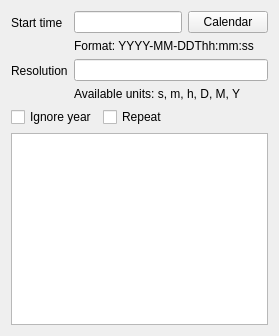
Above: spinetoolbox/ui/time_series_fixed_resolution_editor.ui from spine-tools/Spine-Toolbox before the change. Below: the same form after it.
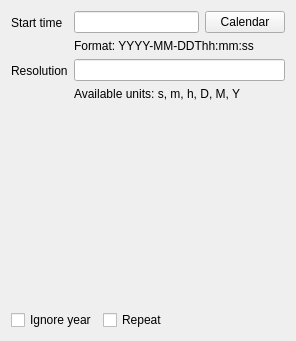
That is the form after the change. Custom widgets are drawn as their Qt base class.

Commit message:
Improve copy-pasting in parameter value editor
Adds proper copy-pasting to the table views in variable resolution time series and time
pattern editors and makes the copy-pasting in fixed resolution time
series editor locale aware. This improve interoperability with e.g.
Excel. Copying and pasting is handled by custom
QTableViews in widgets/custom_qtableview.py.

Re #334

The edit to the form file:
```diff
--- a/spinetoolbox/ui/time_series_fixed_resolution_editor.ui
+++ b/spinetoolbox/ui/time_series_fixed_resolution_editor.ui
@@ -14,6 +14,14 @@
 <ui version="4.0">
  <class>TimeSeriesFixedResolutionEditor</class>
  <widget class="QWidget" name="TimeSeriesFixedResolutionEditor">
+  <property name="geometry">
+   <rect>
+    <x>0</x>
+    <y>0</y>
+    <width>296</width>
+    <height>341</height>
+   </rect>
+  </property>
   <property name="windowTitle">
    <string>Form</string>
   </property>
@@ -113,22 +121,12 @@
          </item>
         </layout>
        </item>
-       <item>
-        <widget class="CopyPasteTableView" name="time_series_table"/>
-       </item>
       </layout>
      </widget>
     </widget>
    </item>
   </layout>
  </widget>
- <customwidgets>
-  <customwidget>
-   <class>CopyPasteTableView</class>
-   <extends>QTableView</extends>
-   <header>widgets/custom_qtableview.h</header>
-  </customwidget>
- </customwidgets>
  <resources/>
  <connections/>
 </ui>
```
The commit also changes 17 other files.
